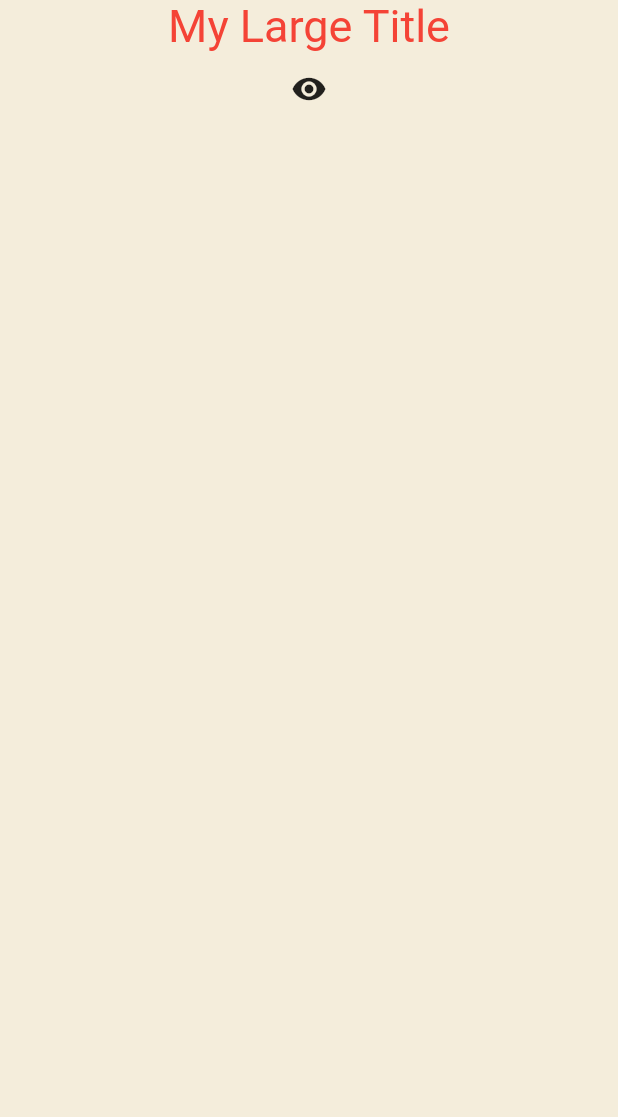
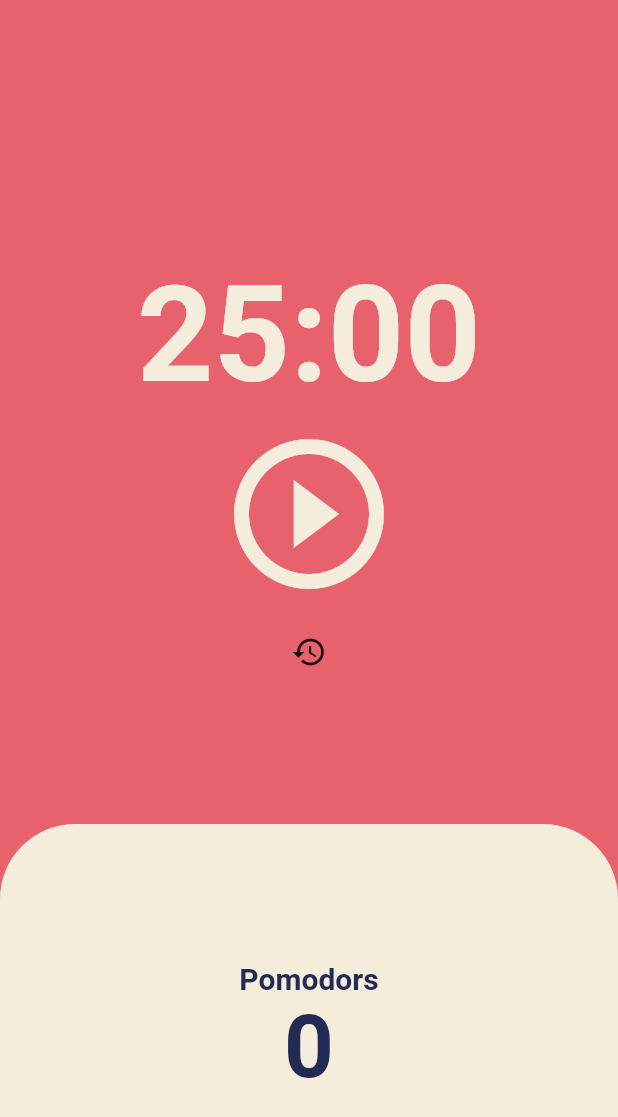
Before and after one commit to sungkuk5420/flutter-practice, a Flutter app: the screen it shows after launch, on a phone screen of 412 x 824 dp. Shown: the top 1117 px of the screen. Run offline on Flutter 3.47's test engine with Material 2 defaults, Android fonts, the phone set to English and light mode, and no system bars.

Commit message:
포모도로 앱 완성

```diff
--- a/lib/main.dart
+++ b/lib/main.dart
@@ -1,84 +1,26 @@
 import 'package:flutter/material.dart';
+import 'package:toonflix/screens/home_screen.dart';
 
 void main() {
   runApp(const App());
 }
 
-class App extends StatefulWidget {
+class App extends StatelessWidget {
   const App({super.key});
 
   @override
-  State<App> createState() => _AppState();
-}
-
-class _AppState extends State<App> {
-  bool showTitle = true;
-  void toggleTitle() {
-    setState(() {
-      showTitle = !showTitle;
-    });
-  }
-
-  @override
   Widget build(BuildContext context) {
-    print("bhild");
     return MaterialApp(
       theme: ThemeData(
+        backgroundColor: const Color(0xFFE7626C),
         textTheme: const TextTheme(
-          titleLarge: TextStyle(color: Colors.red),
-        ),
-      ),
-      home: Scaffold(
-        backgroundColor: const Color(0xFFF4EDDB),
-        body: Center(
-          child: Column(
-            children: [
-              showTitle ? const MyLargeTitle() : const Text("nothing"),
-              IconButton(
-                  onPressed: toggleTitle,
-                  icon: const Icon(Icons.remove_red_eye))
-            ],
+          headline1: TextStyle(
+            color: Color(0xFF232B55),
           ),
         ),
+        cardColor: const Color(0xFFF4EDDB),
       ),
+      home: const HomeScreen(),
     );
   }
 }
-
-class MyLargeTitle extends StatefulWidget {
-  const MyLargeTitle({
-    Key? key,
-  }) : super(key: key);
-
-  @override
-  State<MyLargeTitle> createState() => _MyLargeTitleState();
-}
-
-class _MyLargeTitleState extends State<MyLargeTitle> {
-  int count = 0;
-
-  @override
-  void initState() {
-    super.initState();
-    print("hello");
-  }
-
-  @override
-  void dispose() {
-    // TODO: implement dispose
-    super.dispose();
-
-    print("dispose");
-  }
-
-  @override
-  Widget build(BuildContext context) {
-    return Text(
-      'My Large Title',
-      style: TextStyle(
-        fontSize: 30,
-        color: Theme.of(context).textTheme.titleLarge?.color,
-      ),
-    );
-  }
-}
--- /dev/null
+++ b/lib/screens/home_screen.dart
@@ -0,0 +1,140 @@
+import 'package:flutter/material.dart';
+import 'dart:async';
+
+class HomeScreen extends StatefulWidget {
+  const HomeScreen({super.key});
+
+  @override
+  State<HomeScreen> createState() => _HomeScreenState();
+}
+
+class _HomeScreenState extends State<HomeScreen> {
+  static const twentyFiveMinutes = 1500;
+  int totalSeconds = twentyFiveMinutes;
+  int totalPomodros = 0;
+  bool isRunning = false;
+  late Timer timer;
+
+  String format(int seconds) {
+    var duration = Duration(seconds: seconds);
+    return duration.toString().split(".").first.substring(2, 7);
+  }
+
+  void onTick(Timer timer) {
+    if (totalSeconds == 0) {
+      setState(() {
+        isRunning = false;
+        totalSeconds = twentyFiveMinutes;
+        totalPomodros = totalPomodros + 1;
+      });
+      timer.cancel();
+    } else {
+      setState(() {
+        totalSeconds = totalSeconds - 1;
+      });
+    }
+  }
+
+  void onStartPressed() {
+    timer = Timer.periodic(const Duration(seconds: 1), onTick);
+    setState(() {
+      isRunning = true;
+    });
+  }
+
+  void onPausePressed() {
+    timer.cancel();
+    setState(() {
+      isRunning = false;
+    });
+  }
+
+  void onResetPressed() {
+    timer.cancel();
+    setState(() {
+      isRunning = false;
+      totalSeconds = twentyFiveMinutes;
+    });
+  }
+
+  @override
+  Widget build(BuildContext context) {
+    return Scaffold(
+      backgroundColor: Theme.of(context).backgroundColor,
+      body: Column(
+        children: [
+          Flexible(
+            flex: 1,
+            child: Container(
+              alignment: Alignment.bottomCenter,
+              child: Text(
+                format(totalSeconds),
+                style: TextStyle(
+                    color: Theme.of(context).cardColor,
+                    fontSize: 89,
+                    fontWeight: FontWeight.w600),
+              ),
+            ),
+          ),
+          Flexible(
+            flex: 1,
+            child: Center(
+              child: Column(
+                children: [
+                  IconButton(
+                      iconSize: 120,
+                      color: Theme.of(context).cardColor,
+                      onPressed: isRunning ? onPausePressed : onStartPressed,
+                      icon: isRunning
+                          ? const Icon(Icons.pause_circle_outline)
+                          : const Icon(Icons.play_circle_outline)),
+                  IconButton(
+                    onPressed: onResetPressed,
+                    icon: const Icon(Icons.restore),
+                  )
+                ],
+              ),
+            ),
+          ),
+          Flexible(
+            flex: 1,
+            child: Row(
+              children: [
+                Expanded(
+                  child: Container(
+                    decoration: BoxDecoration(
+                        color: Theme.of(context).cardColor,
+                        borderRadius: const BorderRadius.only(
+                            topLeft: Radius.circular(50),
+                            topRight: Radius.circular(50))),
+                    child: Column(
+                      mainAxisAlignment: MainAxisAlignment.center,
+                      children: [
+                        Text(
+                          'Pomodors',
+                          style: TextStyle(
+                              fontSize: 20,
+                              fontWeight: FontWeight.w600,
+                              color:
+                                  Theme.of(context).textTheme.headline1?.color),
+                        ),
+                        Text(
+                          '$totalPomodros',
+                          style: TextStyle(
+                              fontSize: 58,
+                              fontWeight: FontWeight.w600,
+                              color:
+                                  Theme.of(context).textTheme.headline1?.color),
+                        ),
+                      ],
+                    ),
+                  ),
+                ),
+              ],
+            ),
+          ),
+        ],
+      ),
+    );
+  }
+}
```
